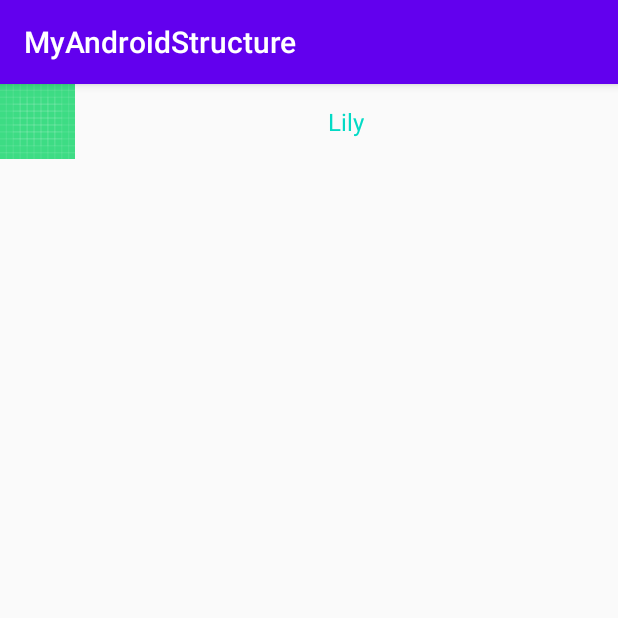
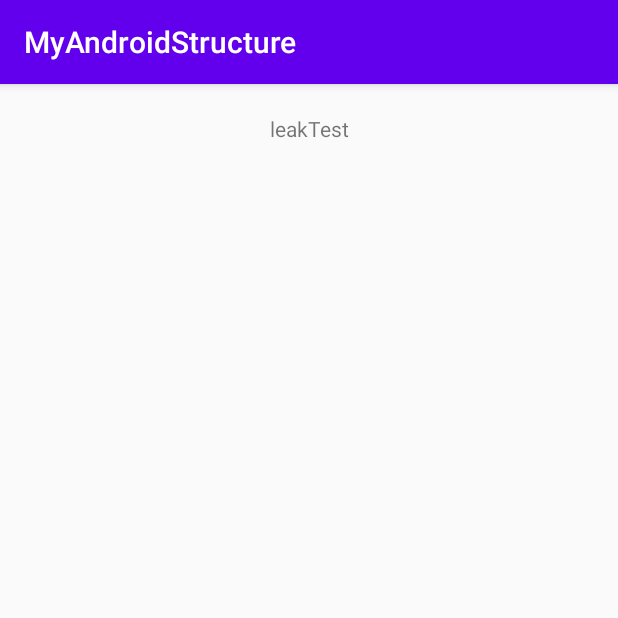
Before and after one commit to sun6126/MyAndroidStructure, an Android app: the screen it shows after launch (ShowGirlActivity before the commit, LeakTestActivity after it), on a phone screen of 412 x 824 dp, the top half of it. Run offline under Robolectric (Android 15) with nearby library versions, the phone set to English and light mode, and no system bars; libraries missing offline, so code that uses them is left out: com.squareup.leakcanary; 1 statement that could not run was skipped.

```diff
--- /dev/null
+++ b/annotation/src/main/java/com/example/qi/annotation/MyClass.java
@@ -0,0 +1,4 @@
+package com.example.qi.annotation;
+
+public class MyClass {
+}
--- /dev/null
+++ b/annotation_compiler/src/main/java/com/example/qi/annotation_compiler/MyClass.java
@@ -0,0 +1,4 @@
+package com.example.qi.annotation_compiler;
+
+public class MyClass {
+}
--- /dev/null
+++ b/app/src/main/java/com/example/qi/myandroidstructure/MyApplication.java
@@ -0,0 +1,30 @@
+package com.example.qi.myandroidstructure;
+
+import android.app.Application;
+
+import com.squareup.leakcanary.LeakCanary;
+import com.squareup.leakcanary.RefWatcher;
+
+public class MyApplication extends Application {
+
+    private static RefWatcher refWatcher;
+
+    @Override
+    public void onCreate() {
+        super.onCreate();
+        /*
+         *在注册之前先判断LeakCanary是否已经运行在手机上，
+         * 比如你同时有多个APP集成了LeakCanary，其他app已经运行了LeakCanary则不需要重新install
+         * */
+//        if (LeakCanary.isInAnalyzerProcess(this)) {
+//            return;
+//        }
+        // 要获取此对象的话，就不需要判断是否已经安装
+        refWatcher = LeakCanary.install(this);
+    }
+
+    public static RefWatcher getRefWatcher() {
+        return refWatcher;
+    }
+
+}
--- /dev/null
+++ b/app/src/main/java/com/example/qi/myandroidstructure/canaryLeak/LeakTestActivity.kt
@@ -0,0 +1,24 @@
+package com.example.qi.myandroidstructure.canaryLeak
+
+import androidx.appcompat.app.AppCompatActivity
+import android.os.Bundle
+import android.os.Handler
+import android.os.Message
+import android.util.Log
+import com.example.qi.myandroidstructure.R
+
+class LeakTestActivity : AppCompatActivity() {
+
+    override fun onCreate(savedInstanceState: Bundle?) {
+        super.onCreate(savedInstanceState)
+        setContentView(R.layout.activity_leak_test)
+        val handler = Handler(object : Handler.Callback {
+            override fun handleMessage(msg: Message): Boolean {
+                Log.e("test", "test")
+                return true
+            }
+        })
+
+        handler.sendEmptyMessageDelayed(0, 15000)
+    }
+}
--- /dev/null
+++ b/app/src/main/res/layout/activity_leak_test.xml
@@ -0,0 +1,15 @@
+<?xml version="1.0" encoding="utf-8"?>
+<LinearLayout xmlns:android="http://schemas.android.com/apk/res/android"
+    xmlns:tools="http://schemas.android.com/tools"
+    android:layout_width="match_parent"
+    android:layout_height="match_parent"
+    android:orientation="vertical"
+    tools:context=".canaryLeak.LeakTestActivity">
+
+    <TextView
+        android:layout_width="match_parent"
+        android:layout_height="60dp"
+        android:gravity="center"
+        android:text="leakTest" />
+
+</LinearLayout>
--- a/settings.gradle
+++ b/settings.gradle
@@ -1,3 +1,5 @@
 rootProject.name='MyAndroidStructure'
 include ':app'
 include ':isolation_processor'
+include ':annotation'
+include ':annotation_compiler'
```
Also changed, not shown: annotation/build.gradle (added, +9 -0 lines), annotation_compiler/build.gradle (added, +14 -0 lines), app/build.gradle (+7 -1 lines), app/src/main/AndroidManifest.xml (+5 -3 lines), app/src/main/java/com/example/qi/myandroidstructure/kotlinStudy/KotlinAboutLambda.kt (+29 -1 lines), app/src/main/java/com/example/qi/myandroidstructure/okhttp/OkhttpActivity.kt (+11 -7 lines), 2 other files.
